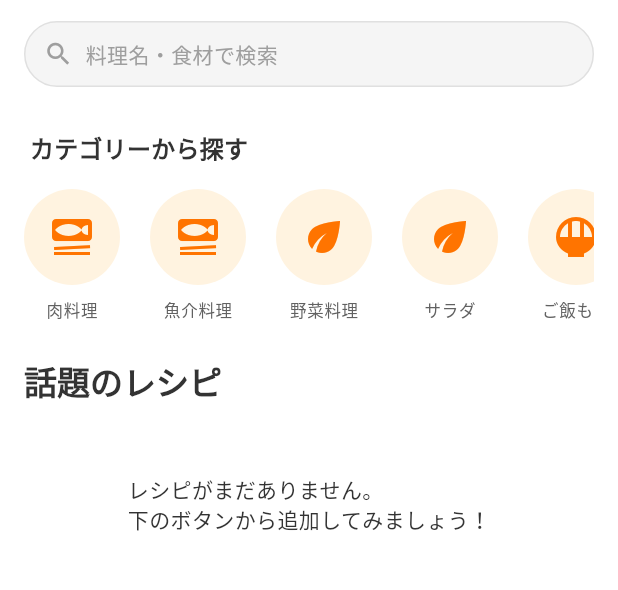
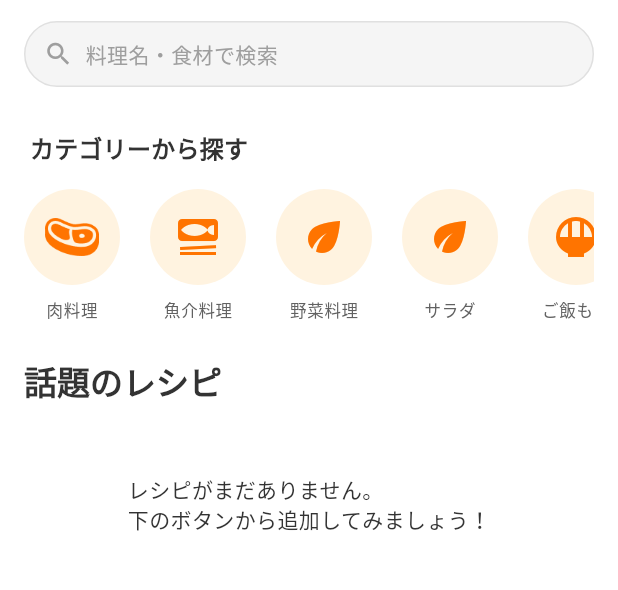
Before and after one commit to sin1kbk/hoshipad, a Flutter app: the screen it shows after launch, on a phone screen of 412 x 824 dp, the part 69-659 px from its top. Run offline on Flutter 3.47's test engine with Material 3 defaults, Android fonts, the phone set to English and light mode, and no system bars; our stand-ins replace cached_network_image, freezed_annotation, go_router, google_fonts, supabase_flutter; accounts and stored records are empty.

Commit message:
feat: 肉カテゴリにカスタムアイコンを追加し、pubspecアセットを更新

```diff
--- a/flutter_app/lib/screens/home_screen.dart
+++ b/flutter_app/lib/screens/home_screen.dart
@@ -243,11 +243,19 @@ class _CategoryItem extends StatelessWidget {
                   ? Border.all(color: colorScheme.primary, width: 2)
                   : null,
             ),
-            child: Icon(
-              _getCategoryIcon(category),
-              color: isSelected ? Colors.white : colorScheme.primary,
-              size: 32,
-            ),
+            child: category == RecipeCategory.meat
+                ? Padding(
+                    padding: const EdgeInsets.all(14.0),
+                    child: Image.asset(
+                      'assets/icons/meat.png',
+                      color: isSelected ? Colors.white : const Color(0xFFFF7400),
+                    ),
+                  )
+                : Icon(
+                    _getCategoryIcon(category),
+                    color: isSelected ? Colors.white : const Color(0xFFFF7400),
+                    size: 32,
+                  ),
           ),
           const SizedBox(height: 8),
           Text(
--- a/flutter_app/pubspec.yaml
+++ b/flutter_app/pubspec.yaml
@@ -110,3 +110,6 @@ flutter:
   #
   # For details regarding fonts from package dependencies,
   # see https://flutter.dev/to/font-from-package
+
+  assets:
+    - assets/icons/
```
